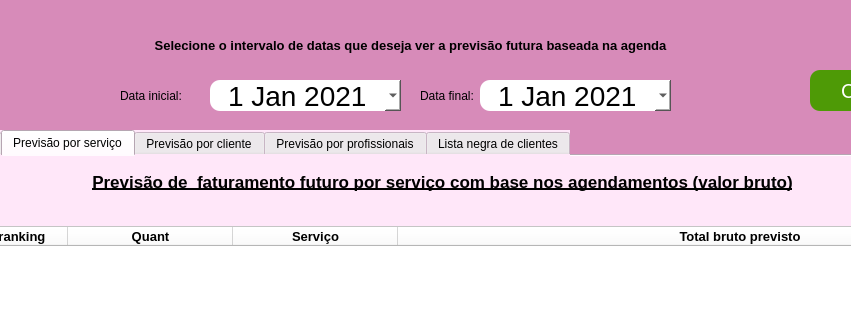
First picture: the form in telas_duda/estatisticas_ag_futuro.ui, repository JVwolfart/PROJETO-SALAO-JOVEM-PROGRAMADOR, before the edit; both pictures show x 120 to 971 and y 0 to 320 of the 1225 by 880 pixel window.
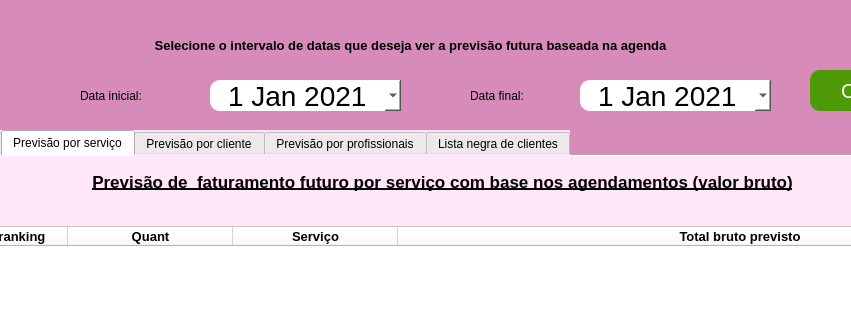
Second picture: the form after the edit. The open tabs and pages were chosen to show the change. Icons and pictures are not drawn.

What changed in the file:
```diff
--- a/telas_duda/estatisticas_ag_futuro.ui
+++ b/telas_duda/estatisticas_ag_futuro.ui
@@ -1087,9 +1087,9 @@
    <widget class="QLabel" name="label">
     <property name="geometry">
      <rect>
-      <x>240</x>
+      <x>200</x>
       <y>80</y>
-      <width>81</width>
+      <width>111</width>
       <height>31</height>
      </rect>
     </property>
@@ -1100,7 +1100,7 @@
    <widget class="QDateEdit" name="DataFinal">
     <property name="geometry">
      <rect>
-      <x>600</x>
+      <x>700</x>
       <y>80</y>
       <width>191</width>
       <height>31</height>
@@ -1146,7 +1146,7 @@
    <widget class="QLabel" name="label_2">
     <property name="geometry">
      <rect>
-      <x>540</x>
+      <x>590</x>
       <y>80</y>
       <width>121</width>
       <height>31</height>
```
Left out of the diff: 10 changed lines with no effect on the pictures.
